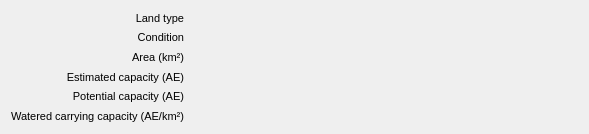
The window that mlapp/src/widgets/paddock_land_type_details/paddock_land_type_details_base.ui (Trailmarker/paddock-power) describes before a commit, drawn with Qt 5.
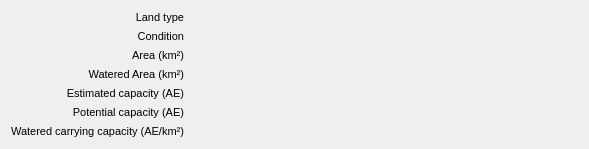
The same window after the commit. Custom widgets are drawn as their Qt base class.

Commit message: set up a 'Watered Area' field in PaddockLandType and MetricPaddock features, and render in the details widgets (PP-75)

Patch:
```diff
--- a/mlapp/src/widgets/paddock_land_type_details/paddock_land_type_details_base.ui
+++ b/mlapp/src/widgets/paddock_land_type_details/paddock_land_type_details_base.ui
@@ -19,6 +19,144 @@
      <property name="sizeConstraint">
       <enum>QLayout::SetMaximumSize</enum>
      </property>
+     <item row="6" column="0">
+      <widget class="QLabel" name="potentialCapacityLabel">
+       <property name="sizePolicy">
+        <sizepolicy hsizetype="Minimum" vsizetype="Minimum">
+         <horstretch>0</horstretch>
+         <verstretch>0</verstretch>
+        </sizepolicy>
+       </property>
+       <property name="font">
+        <font>
+         <pointsize>8</pointsize>
+        </font>
+       </property>
+       <property name="text">
+        <string notr="true">Potential capacity (AE)</string>
+       </property>
+       <property name="alignment">
+        <set>Qt::AlignRight|Qt::AlignTrailing|Qt::AlignVCenter</set>
+       </property>
+      </widget>
+     </item>
+     <item row="2" column="0">
+      <widget class="QLabel" name="conditionTypeLabel">
+       <property name="sizePolicy">
+        <sizepolicy hsizetype="Minimum" vsizetype="Minimum">
+         <horstretch>0</horstretch>
+         <verstretch>0</verstretch>
+        </sizepolicy>
+       </property>
+       <property name="font">
+        <font>
+         <pointsize>8</pointsize>
+        </font>
+       </property>
+       <property name="text">
+        <string notr="true">Condition</string>
+       </property>
+       <property name="alignment">
+        <set>Qt::AlignRight|Qt::AlignTrailing|Qt::AlignVCenter</set>
+       </property>
+      </widget>
+     </item>
+     <item row="4" column="0">
+      <widget class="QLabel" name="wateredAreaLabel">
+       <property name="sizePolicy">
+        <sizepolicy hsizetype="Minimum" vsizetype="Minimum">
+         <horstretch>0</horstretch>
+         <verstretch>0</verstretch>
+        </sizepolicy>
+       </property>
+       <property name="font">
+        <font>
+         <pointsize>8</pointsize>
+        </font>
+       </property>
+       <property name="text">
+        <string notr="true">Watered Area (km²)</string>
+       </property>
+       <property name="alignment">
+        <set>Qt::AlignRight|Qt::AlignTrailing|Qt::AlignVCenter</set>
+       </property>
+      </widget>
+     </item>
+     <item row="7" column="1">
+      <widget class="FormattedValue" name="estimatedCapacityPerAreaText">
+       <property name="sizePolicy">
+        <sizepolicy hsizetype="Expanding" vsizetype="Minimum">
+         <horstretch>0</horstretch>
+         <verstretch>0</verstretch>
+        </sizepolicy>
+       </property>
+       <property name="font">
+        <font>
+         <pointsize>8</pointsize>
+        </font>
+       </property>
+       <property name="text">
+        <string/>
+       </property>
+      </widget>
+     </item>
+     <item row="3" column="1">
+      <widget class="FormattedValue" name="areaText">
+       <property name="sizePolicy">
+        <sizepolicy hsizetype="Expanding" vsizetype="Minimum">
+         <horstretch>0</horstretch>
+         <verstretch>0</verstretch>
+        </sizepolicy>
+       </property>
+       <property name="font">
+        <font>
+         <pointsize>8</pointsize>
+        </font>
+       </property>
+       <property name="text">
+        <string/>
+       </property>
+      </widget>
+     </item>
+     <item row="6" column="1">
+      <widget class="FormattedValue" name="potentialCapacityText">
+       <property name="sizePolicy">
+        <sizepolicy hsizetype="Expanding" vsizetype="Minimum">
+         <horstretch>0</horstretch>
+         <verstretch>0</verstretch>
+        </sizepolicy>
+       </property>
+       <property name="font">
+        <font>
+         <pointsize>8</pointsize>
+        </font>
+       </property>
+       <property name="text">
+        <string/>
+       </property>
+      </widget>
+     </item>
+     <item row="3" column="0">
+      <widget class="QLabel" name="areaLabel">
+       <property name="sizePolicy">
+        <sizepolicy hsizetype="Minimum" vsizetype="Minimum">
+         <horstretch>0</horstretch>
+         <verstretch>0</verstretch>
+        </sizepolicy>
+       </property>
+       <property name="font">
+        <font>
+         <pointsize>8</pointsize>
+        </font>
+       </property>
+       <property name="text">
+        <string notr="true">Area (km²)</string>
+       </property>
+       <property name="alignment">
+        <set>Qt::AlignRight|Qt::AlignTrailing|Qt::AlignVCenter</set>
+       </property>
+      </widget>
+     </item>
      <item row="1" column="0">
       <widget class="QLabel" name="landTypeNameLabel">
        <property name="sizePolicy">
@@ -40,48 +178,6 @@
        </property>
       </widget>
      </item>
-     <item row="4" column="0">
-      <widget class="QLabel" name="estimatedCapacityLabel">
-       <property name="sizePolicy">
-        <sizepolicy hsizetype="Minimum" vsizetype="Minimum">
-         <horstretch>0</horstretch>
-         <verstretch>0</verstretch>
-        </sizepolicy>
-       </property>
-       <property name="font">
-        <font>
-         <pointsize>8</pointsize>
-        </font>
-       </property>
-       <property name="text">
-        <string notr="true">Estimated capacity (AE)</string>
-       </property>
-       <property name="alignment">
-        <set>Qt::AlignRight|Qt::AlignTrailing|Qt::AlignVCenter</set>
-       </property>
-      </widget>
-     </item>
-     <item row="6" column="0">
-      <widget class="QLabel" name="estimatedCapacityPerAreaLabel">
-       <property name="sizePolicy">
-        <sizepolicy hsizetype="Minimum" vsizetype="Minimum">
-         <horstretch>0</horstretch>
-         <verstretch>0</verstretch>
-        </sizepolicy>
-       </property>
-       <property name="font">
-        <font>
-         <pointsize>8</pointsize>
-        </font>
-       </property>
-       <property name="text">
-        <string notr="true">Watered carrying capacity (AE/km²)</string>
-       </property>
-       <property name="alignment">
-        <set>Qt::AlignRight|Qt::AlignTrailing|Qt::AlignVCenter</set>
-       </property>
-      </widget>
-     </item>
      <item row="1" column="1">
       <widget class="FormattedValue" name="landTypeNameText">
        <property name="sizePolicy">
@@ -119,7 +215,7 @@
       </widget>
      </item>
      <item row="5" column="1">
-      <widget class="FormattedValue" name="potentialCapacityText">
+      <widget class="FormattedValue" name="estimatedCapacityText">
        <property name="sizePolicy">
         <sizepolicy hsizetype="Expanding" vsizetype="Minimum">
          <horstretch>0</horstretch>
@@ -136,6 +232,48 @@
        </property>
       </widget>
      </item>
+     <item row="7" column="0">
+      <widget class="QLabel" name="estimatedCapacityPerAreaLabel">
+       <property name="sizePolicy">
+        <sizepolicy hsizetype="Minimum" vsizetype="Minimum">
+         <horstretch>0</horstretch>
+         <verstretch>0</verstretch>
+        </sizepolicy>
+       </property>
+       <property name="font">
+        <font>
+         <pointsize>8</pointsize>
+        </font>
+       </property>
+       <property name="text">
+        <string notr="true">Watered carrying capacity (AE/km²)</string>
+       </property>
+       <property name="alignment">
+        <set>Qt::AlignRight|Qt::AlignTrailing|Qt::AlignVCenter</set>
+       </property>
+      </widget>
+     </item>
+     <item row="5" column="0">
+      <widget class="QLabel" name="estimatedCapacityLabel">
+       <property name="sizePolicy">
+        <sizepolicy hsizetype="Minimum" vsizetype="Minimum">
+         <horstretch>0</horstretch>
+         <verstretch>0</verstretch>
+        </sizepolicy>
+       </property>
+       <property name="font">
+        <font>
+         <pointsize>8</pointsize>
+        </font>
+       </property>
+       <property name="text">
+        <string notr="true">Estimated capacity (AE)</string>
+       </property>
+       <property name="alignment">
+        <set>Qt::AlignRight|Qt::AlignTrailing|Qt::AlignVCenter</set>
+       </property>
+      </widget>
+     </item>
      <item row="2" column="1">
       <widget class="FormattedValue" name="conditionTypeText">
        <property name="sizePolicy">
@@ -154,89 +292,8 @@
        </property>
       </widget>
      </item>
-     <item row="5" column="0">
-      <widget class="QLabel" name="potentialCapacityLabel">
-       <property name="sizePolicy">
-        <sizepolicy hsizetype="Minimum" vsizetype="Minimum">
-         <horstretch>0</horstretch>
-         <verstretch>0</verstretch>
-        </sizepolicy>
-       </property>
-       <property name="font">
-        <font>
-         <pointsize>8</pointsize>
-        </font>
-       </property>
-       <property name="text">
-        <string notr="true">Potential capacity (AE)</string>
-       </property>
-       <property name="alignment">
-        <set>Qt::AlignRight|Qt::AlignTrailing|Qt::AlignVCenter</set>
-       </property>
-      </widget>
-     </item>
-     <item row="3" column="0">
-      <widget class="QLabel" name="areaLabel">
-       <property name="sizePolicy">
-        <sizepolicy hsizetype="Minimum" vsizetype="Minimum">
-         <horstretch>0</horstretch>
-         <verstretch>0</verstretch>
-        </sizepolicy>
-       </property>
-       <property name="font">
-        <font>
-         <pointsize>8</pointsize>
-        </font>
-       </property>
-       <property name="text">
-        <string notr="true">Area (km²)</string>
-       </property>
-       <property name="alignment">
-        <set>Qt::AlignRight|Qt::AlignTrailing|Qt::AlignVCenter</set>
-       </property>
-      </widget>
-     </item>
-     <item row="2" column="0">
-      <widget class="QLabel" name="conditionTypeLabel">
-       <property name="sizePolicy">
-        <sizepolicy hsizetype="Minimum" vsizetype="Minimum">
-         <horstretch>0</horstretch>
-         <verstretch>0</verstretch>
-        </sizepolicy>
-       </property>
-       <property name="font">
-        <font>
-         <pointsize>8</pointsize>
-        </font>
-       </property>
-       <property name="text">
-        <string notr="true">Condition</string>
-       </property>
-       <property name="alignment">
-        <set>Qt::AlignRight|Qt::AlignTrailing|Qt::AlignVCenter</set>
-       </property>
-      </widget>
-     </item>
      <item row="4" column="1">
-      <widget class="FormattedValue" name="estimatedCapacityText">
-       <property name="sizePolicy">
-        <sizepolicy hsizetype="Expanding" vsizetype="Minimum">
-         <horstretch>0</horstretch>
-         <verstretch>0</verstretch>
-        </sizepolicy>
-       </property>
-       <property name="font">
-        <font>
-         <pointsize>8</pointsize>
-        </font>
-       </property>
-       <property name="text">
-        <string/>
-       </property>
-      </widget>
-     </item>
-     <item row="6" column="1">
-      <widget class="FormattedValue" name="estimatedCapacityPerAreaText">
+      <widget class="FormattedValue" name="wateredAreaText">
        <property name="sizePolicy">
         <sizepolicy hsizetype="Expanding" vsizetype="Minimum">
          <horstretch>0</horstretch>
```
Left out of the diff: 18 changed lines with no effect on the pictures. The commit also changes 19 other files.
